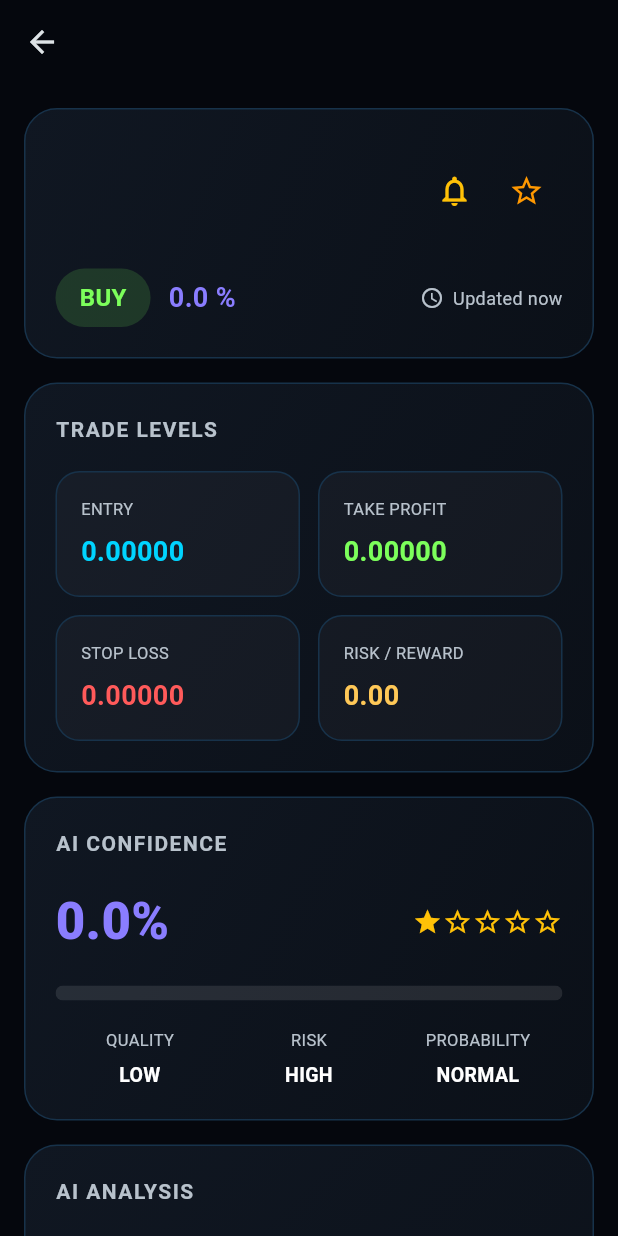
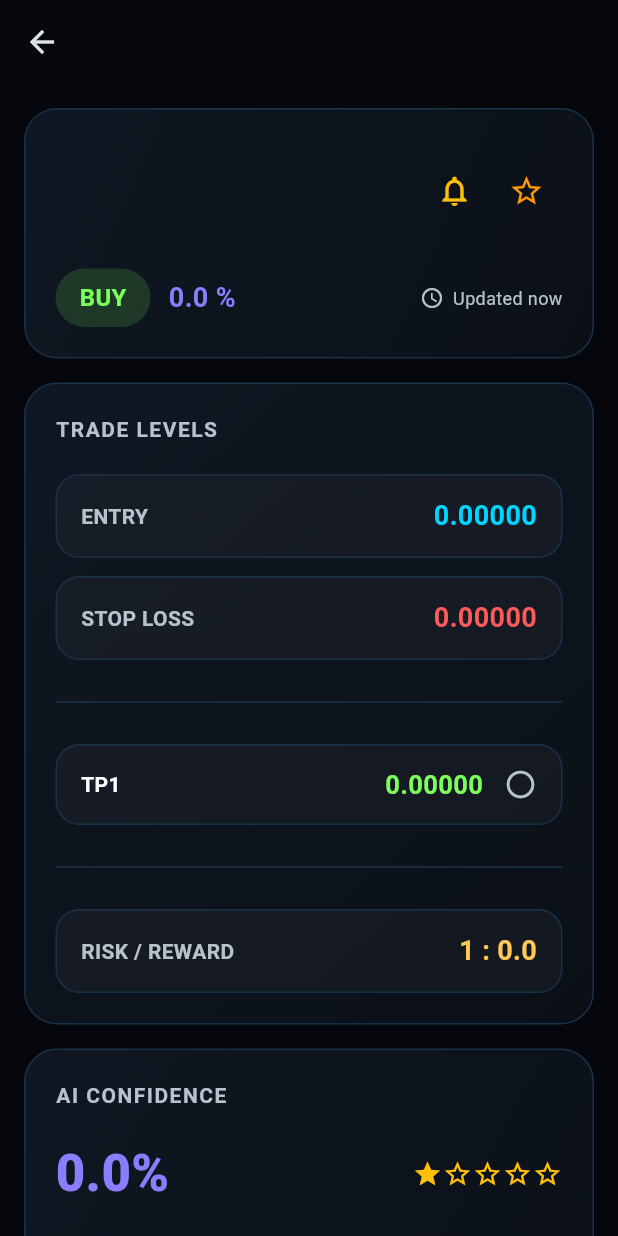
Before and after one commit to saitozturk77-ux/harmonic_ai_app, a Flutter app: the SignalDetailScreen screen opened directly with empty values, on a phone screen of 412 x 824 dp. Run offline on Flutter 3.47's test engine with Material 3 defaults, Android fonts, the phone set to English and light mode, and no system bars; missing offline and left inert: flame.

Commit message:
feat: add Trade Levels Detail widget

```diff
--- a/lib/screens/signal_detail/signal_detail_screen.dart
+++ b/lib/screens/signal_detail/signal_detail_screen.dart
@@ -1,9 +1,9 @@
+import 'widgets/trade_levels_detail_card.dart';
 import 'package:flutter/material.dart';
 
 import '../../core/models/signal_view_model.dart';
 import '../../theme/app_colors.dart';
 import 'widgets/detail_header.dart';
-import 'widgets/trade_levels_card.dart';
 import 'widgets/ai_confidence_card.dart';
 import 'widgets/ai_analysis_card.dart';
 import 'widgets/ai_summary_card.dart';
@@ -55,7 +55,11 @@ class SignalDetailScreen extends StatelessWidget {
             // TRADE LEVELS
             //--------------------------------------------------
 
-            TradeLevelsCard(
+            // TradeLevelsCard(
+            //   viewModel: viewModel,
+            // ),
+
+            TradeLevelsDetailCard(
               viewModel: viewModel,
             ),
 
--- /dev/null
+++ b/lib/screens/signal_detail/widgets/trade_levels_detail_card.dart
@@ -0,0 +1,226 @@
+import 'package:flutter/material.dart';
+
+import '../../../core/models/signal_view_model.dart';
+import '../../../theme/app_colors.dart';
+
+class TradeLevelsDetailCard extends StatelessWidget {
+  const TradeLevelsDetailCard({
+    super.key,
+    required this.viewModel,
+  });
+
+  final SignalViewModel viewModel;
+
+  @override
+  Widget build(BuildContext context) {
+
+    final signal = viewModel.signal;
+    return Container(
+      padding: const EdgeInsets.all(20),
+      decoration: BoxDecoration(
+        gradient: AppColors.cardGradient,
+        borderRadius: BorderRadius.circular(22),
+        border: Border.all(
+          color: AppColors.border,
+        ),
+      ),
+      child: Column(
+        crossAxisAlignment: CrossAxisAlignment.start,
+        children: [
+
+          const Text(
+            "TRADE LEVELS",
+            style: TextStyle(
+              color: AppColors.textSecondary,
+              fontWeight: FontWeight.bold,
+              letterSpacing: 1,
+            ),
+          ),
+
+          const SizedBox(height: 20),
+
+          _ValueRow(
+            title: "ENTRY",
+            value: _formatPrice(
+              signal.pair,
+              signal.entry,
+            ),
+            color: AppColors.primary,
+          ),
+
+          const SizedBox(height: 12),
+
+          _ValueRow(
+            title: "STOP LOSS",
+            value: _formatPrice(
+              signal.pair,
+              signal.stopLoss,
+            ),
+            color: AppColors.danger,
+          ),
+
+          const SizedBox(height: 20),
+
+          const Divider(
+            color: AppColors.border,
+          ),
+
+          const SizedBox(height: 20),
+
+          _TargetRow(
+            title: "TP1",
+            value: _formatPrice(
+              signal.pair,
+              signal.takeProfit,
+            ),
+            hit: signal.tp1Hit,
+          ),
+
+          const SizedBox(height: 20),
+
+          const Divider(
+            color: AppColors.border,
+          ),
+
+          const SizedBox(height: 20),
+
+          _ValueRow(
+            title: "RISK / REWARD",
+            value: signal.rrText,
+            color: AppColors.warning,
+          ),
+
+        ],
+      ),
+    );
+  }
+}
+class _ValueRow extends StatelessWidget {
+  const _ValueRow({
+    required this.title,
+    required this.value,
+    required this.color,
+  });
+
+  final String title;
+  final String value;
+  final Color color;
+
+  @override
+  Widget build(BuildContext context) {
+    return Container(
+      padding: const EdgeInsets.symmetric(
+        horizontal: 16,
+        vertical: 14,
+      ),
+      decoration: BoxDecoration(
+        color: Colors.white.withOpacity(.03),
+        borderRadius: BorderRadius.circular(16),
+        border: Border.all(
+          color: AppColors.border,
+        ),
+      ),
+      child: Row(
+        children: [
+          Expanded(
+            child: Text(
+              title,
+              style: const TextStyle(
+                color: AppColors.textSecondary,
+                fontWeight: FontWeight.w600,
+              ),
+            ),
+          ),
+          Text(
+            value,
+            style: TextStyle(
+              color: color,
+              fontWeight: FontWeight.bold,
+              fontSize: 18,
+            ),
+          ),
+        ],
+      ),
+    );
+  }
+}
+class _TargetRow extends StatelessWidget {
+  const _TargetRow({
+    required this.title,
+    required this.value,
+    required this.hit,
+  });
+
+  final String title;
+  final String value;
+  final bool hit;
+
+  @override
+  Widget build(BuildContext context) {
+    return Container(
+      padding: const EdgeInsets.symmetric(
+        horizontal: 16,
+        vertical: 14,
+      ),
+      decoration: BoxDecoration(
+        color: Colors.white.withOpacity(.03),
+        borderRadius: BorderRadius.circular(16),
+        border: Border.all(
+          color: AppColors.border,
+        ),
+      ),
+      child: Row(
+        children: [
+          Expanded(
+            child: Text(
+              title,
+              style: const TextStyle(
+                color: AppColors.textPrimary,
+                fontWeight: FontWeight.w600,
+              ),
+            ),
+          ),
+          Text(
+            value,
+            style: const TextStyle(
+              color: AppColors.success,
+              fontWeight: FontWeight.bold,
+              fontSize: 17,
+            ),
+          ),
+          const SizedBox(width: 14),
+          Icon(
+            hit
+                ? Icons.check_circle
+                : Icons.radio_button_unchecked,
+            color: hit
+                ? AppColors.success
+                : AppColors.textSecondary,
+            size: 22,
+          ),
+        ],
+      ),
+    );
+  }
+}
+String _formatPrice(String pair, double value) {
+  if (pair.contains("XAU")) {
+    return value.toStringAsFixed(2);
+  }
+
+  if (pair.contains("XAG")) {
+    return value.toStringAsFixed(3);
+  }
+
+  if (pair.contains("BTC") || pair.contains("ETH")) {
+    return value.toStringAsFixed(2);
+  }
+
+  if (pair.contains("NAS") ||
+      pair.contains("US30") ||
+      pair.contains("GER")) {
+    return value.toStringAsFixed(0);
+  }
+
+  return value.toStringAsFixed(5);
+}
```
